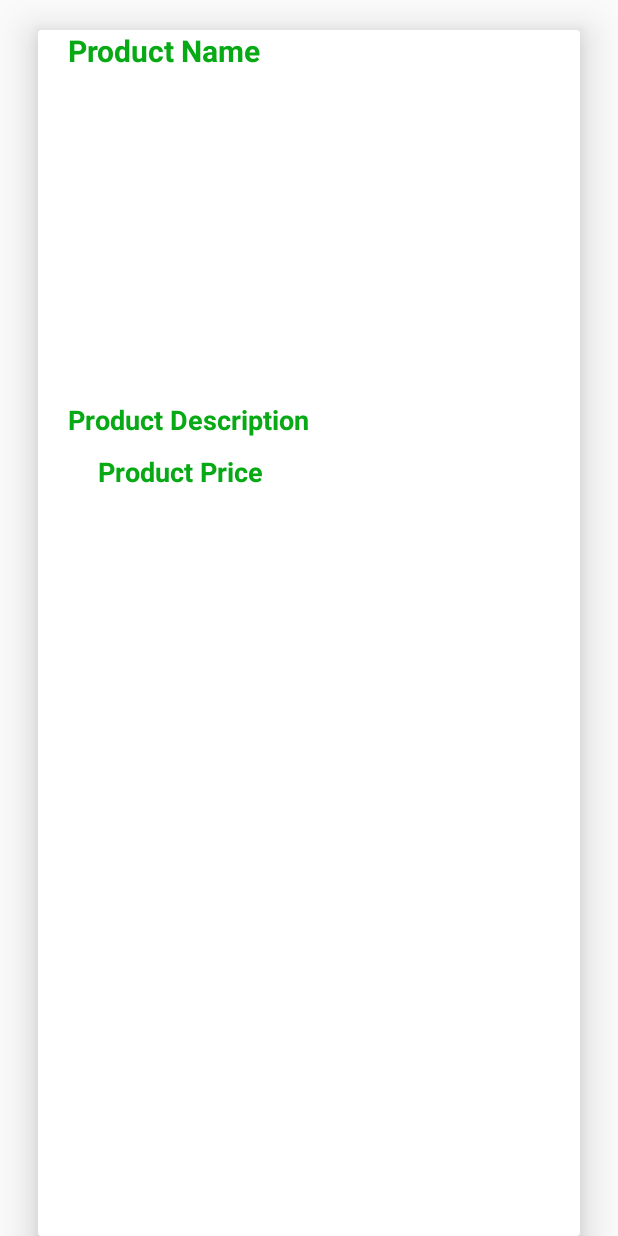
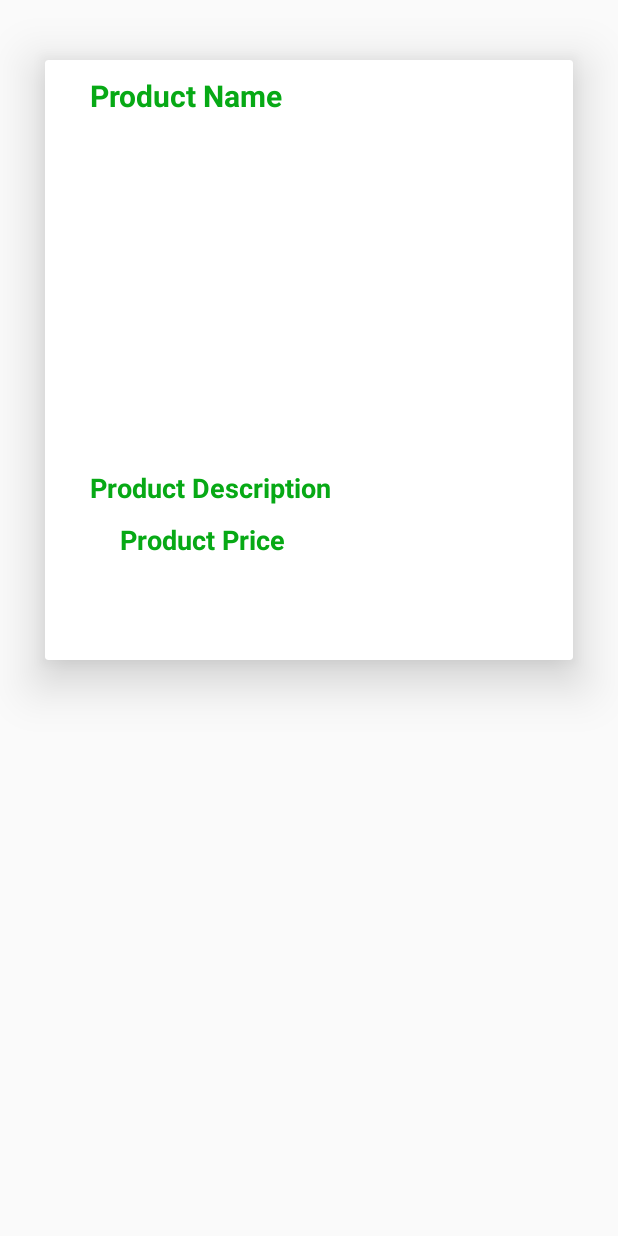
Before and after one commit to Liyengwas/Agriculture-App, an Android app: the layout product_items_layout.xml on its own in the app's theme, with its tools: preview values and no code run, on a phone screen of 412 x 824 dp. Run offline under Robolectric (Android 15) with nearby library versions, the phone set to English and light mode, and no system bars.

Commit message:
GUI updates

```diff
--- a/app/src/main/java/com/example/mugambiapplication/HomeActivity.java
+++ b/app/src/main/java/com/example/mugambiapplication/HomeActivity.java
@@ -122,7 +122,7 @@ public class HomeActivity extends AppCompatActivity
                     {
                         holder.txtProductName.setText(model.getPname());
                         holder.txtProductDescription.setText(model.getDescription());
-                        holder.txtProductPrice.setText("Price = " + model.getPrice() + "$");
+                        holder.txtProductPrice.setText("Price = " + model.getPrice() + "Ksh.");
                         Picasso.get().load(model.getImage()).into(holder.imageView);
                     }
 
--- a/app/src/main/java/com/example/mugambiapplication/ui/home/HomeViewModel.java
+++ b/app/src/main/java/com/example/mugambiapplication/ui/home/HomeViewModel.java
@@ -10,7 +10,7 @@ public class HomeViewModel extends ViewModel {
 
     public HomeViewModel() {
         mText = new MutableLiveData<>();
-        mText.setValue("This is home fragment");
+        mText.setValue("Agriculture Ecommerce Application");
     }
 
     public LiveData<String> getText() {
--- a/app/src/main/res/layout/product_items_layout.xml
+++ b/app/src/main/res/layout/product_items_layout.xml
@@ -3,11 +3,11 @@
     xmlns:app="http://schemas.android.com/apk/res-auto"
     android:orientation="vertical"
     android:layout_width="match_parent"
-    android:layout_height="match_parent"
-    android:layout_marginTop="20dp"
-    android:layout_marginStart="25dp"
-    android:layout_marginEnd="25dp"
-    app:cardElevation="15dp">
+    android:layout_height="400dp"
+    android:layout_marginTop="40dp"
+    android:layout_marginStart="30dp"
+    android:layout_marginEnd="30dp"
+    app:cardElevation="20dp">
 
     <RelativeLayout
         android:layout_width="match_parent"
@@ -20,7 +20,8 @@
             android:text="Product Name"
             android:textSize="20sp"
             android:textAlignment="center"
-            android:layout_marginLeft="20dp"
+            android:layout_marginTop="10dp"
+            android:layout_marginLeft="30dp"
             android:textStyle="bold"
             android:textColor="@color/colorPrimaryDark"/>
 
@@ -30,7 +31,10 @@
             android:layout_height="200dp"
             android:layout_below="@+id/product_name"
             android:scaleType="centerCrop"
-            android:layout_marginTop="10dp"/>
+            android:layout_marginTop="10dp"
+            android:layout_marginLeft="15dp"
+            android:layout_marginRight="15dp"
+            android:layout_marginBottom="15dp"/>
 
         <TextView
             android:id="@+id/product_price"
@@ -38,7 +42,7 @@
             android:layout_height="wrap_content"
             android:text="Product Price"
             android:layout_marginTop="10dp"
-            android:layout_marginLeft="40dp"
+            android:layout_marginLeft="50dp"
             android:textSize="18sp"
             android:textAlignment="center"
             android:textStyle="bold"
@@ -50,7 +54,7 @@
             android:layout_width="wrap_content"
             android:layout_height="wrap_content"
             android:text="Product Description"
-            android:layout_marginLeft="20dp"
+            android:layout_marginLeft="30dp"
             android:textSize="18sp"
             android:textAlignment="center"
             android:textStyle="bold"
```
